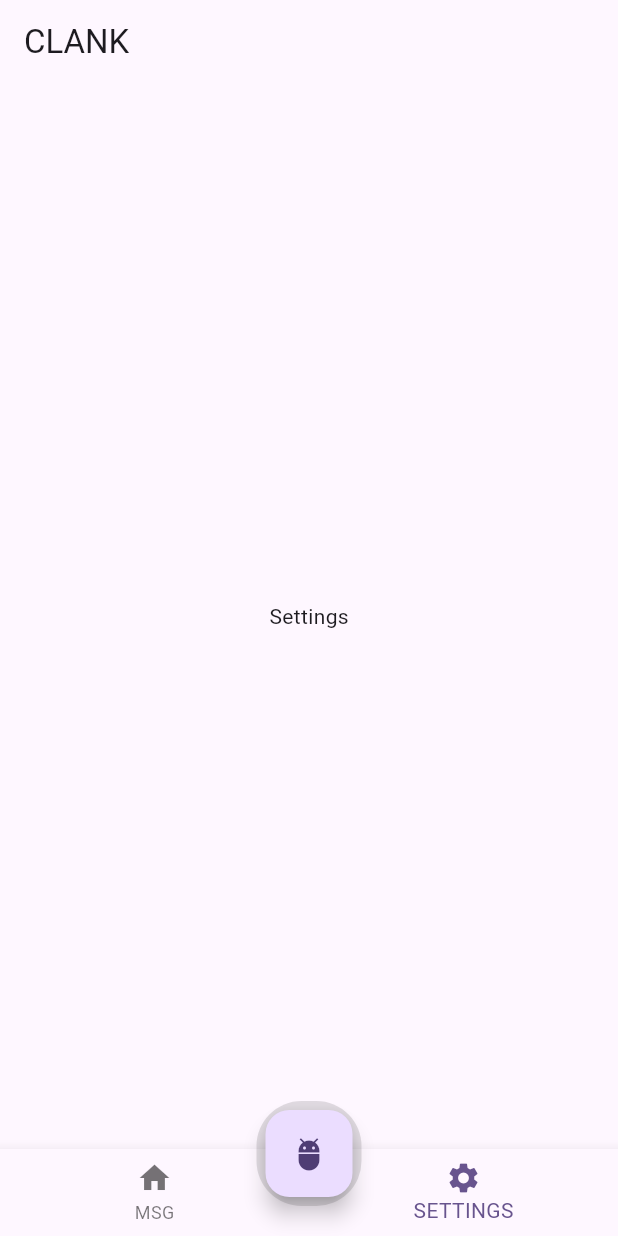
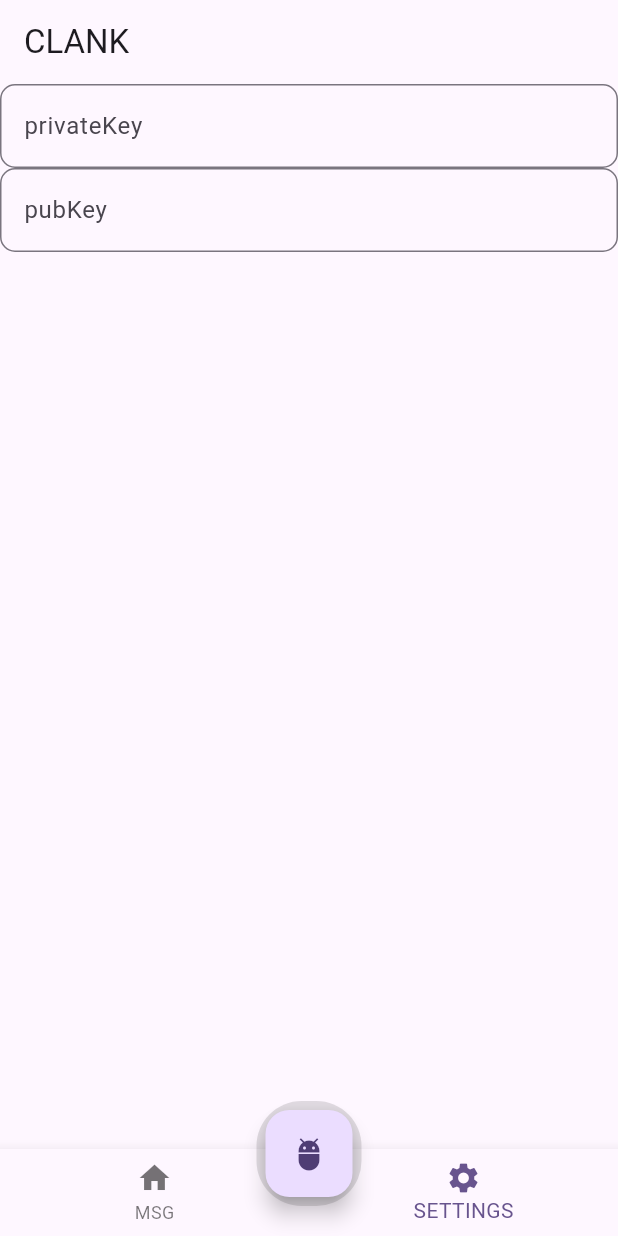
Before and after one commit to lpxxn/yoyo, a Flutter app: the screen it shows after launch, item 2 of the bottom bar chosen, on a phone screen of 412 x 824 dp. Run offline on Flutter 3.47's test engine with Material 3 defaults, Android fonts, the light colour scheme and no system bars; our stand-ins replace get.

Commit message:
feat: key

```diff
--- a/clank/lib/main.dart
+++ b/clank/lib/main.dart
@@ -6,7 +6,7 @@ import 'dart:convert';
 import 'dart:io';
 import 'pages/tab.dart' as tabs;
 
-void main() {
+void main()  {
   runApp(const MyApp());
 }
 
--- a/clank/lib/pages/tabs/settings.dart
+++ b/clank/lib/pages/tabs/settings.dart
@@ -1,4 +1,5 @@
 import 'package:flutter/cupertino.dart';
+import 'package:flutter/material.dart';
 
 class SettingPage extends StatefulWidget {
   const SettingPage({super.key});
@@ -10,8 +11,20 @@ class SettingPage extends StatefulWidget {
 class _SettingPageState extends State<SettingPage> {
   @override
   Widget build(BuildContext context) {
-    return const Center(
-      child: Text("Settings"),
-    );
+    return Center(
+        child: Column(children: [
+      TextField(
+          decoration: InputDecoration(
+              labelText: "privateKey",
+              border: OutlineInputBorder(
+                borderRadius: BorderRadius.circular(10),
+              ))),
+      TextField(
+          decoration: InputDecoration(
+              labelText: "pubKey",
+              border: OutlineInputBorder(
+                borderRadius: BorderRadius.circular(10),
+              ))),
+    ]));
   }
 }
```
